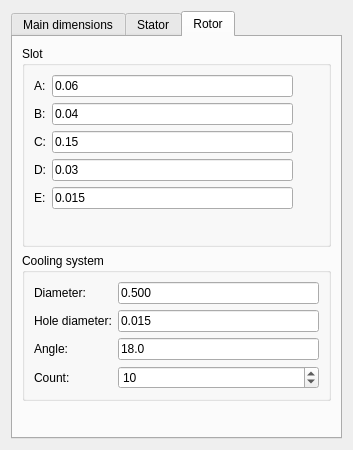
Qt form resources/forms/Motor.ui (hpfem/agros2d) before a commit.
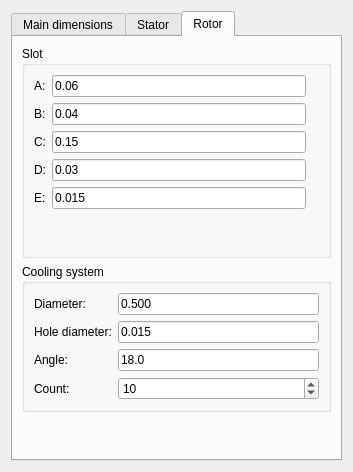
The same form after that commit. The open tabs and pages were chosen to show the change. Icons and pictures are not drawn.

The edit to the form file:
```diff
--- a/resources/forms/Motor.ui
+++ b/resources/forms/Motor.ui
@@ -7,7 +7,7 @@
     <x>0</x>
     <y>0</y>
     <width>353</width>
-    <height>450</height>
+    <height>472</height>
    </rect>
   </property>
   <property name="windowTitle">
@@ -578,19 +578,6 @@
                 </property>
                </widget>
               </item>
-              <item>
-               <spacer name="verticalSpacer_7">
-                <property name="orientation">
-                 <enum>Qt::Vertical</enum>
-                </property>
-                <property name="sizeHint" stdset="0">
-                 <size>
-                  <width>20</width>
-                  <height>40</height>
-                 </size>
-                </property>
-               </spacer>
-              </item>
              </layout>
             </item>
            </layout>
```
Left out of the diff: 22 changed lines with no effect on the pictures.
